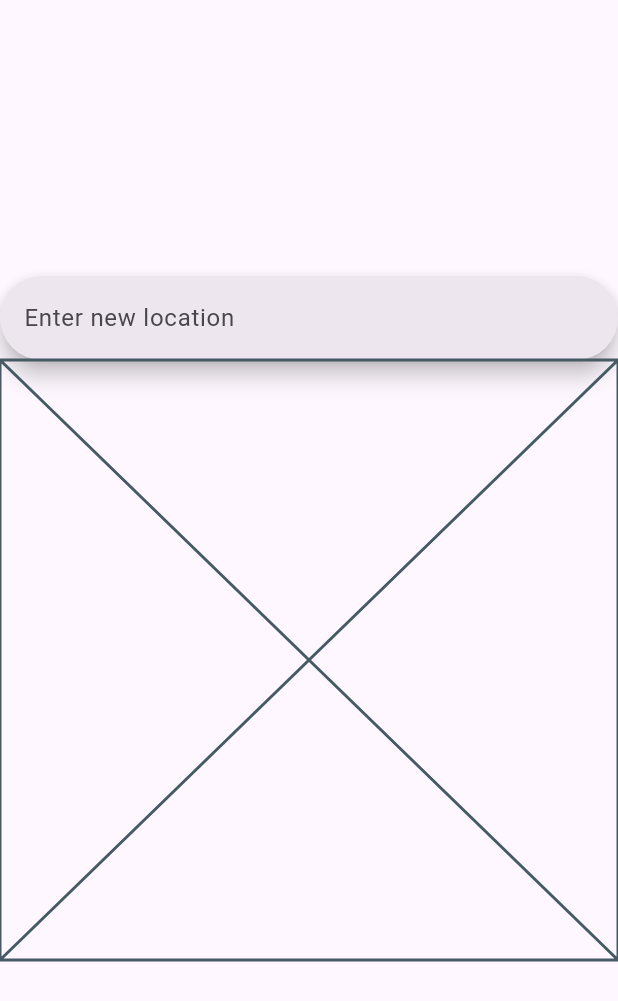
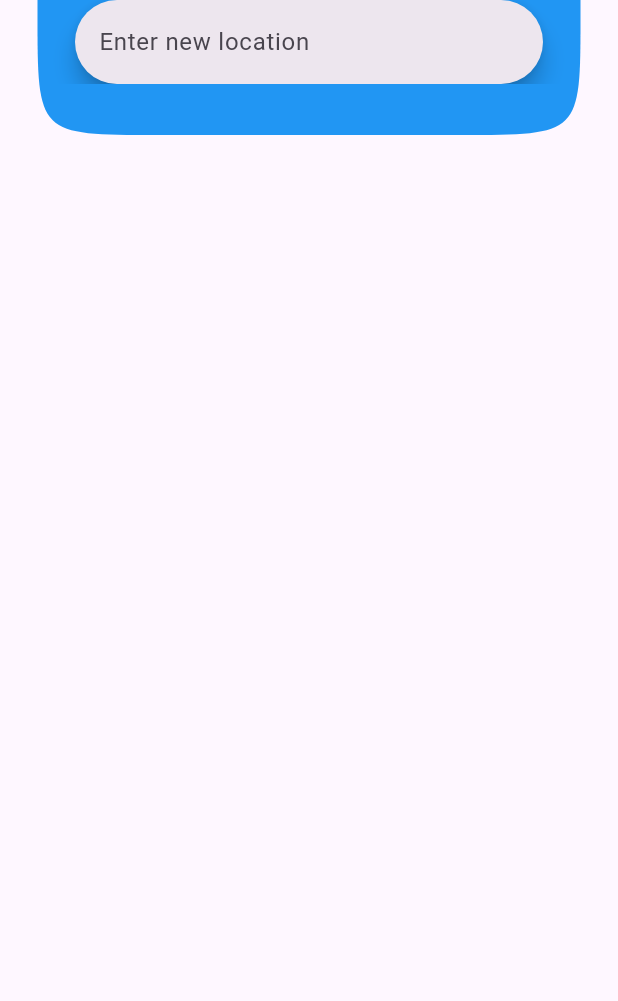
Before and after one commit to DJFlor/flutter_weather_app, a Flutter app: the screen it shows after launch, on a phone screen of 412 x 824 dp. Shown: the top 1001 px of the screen. Run offline on Flutter 3.47's test engine with Material 3 defaults, Android fonts, the phone set to English and light mode, and no system bars; our stand-ins replace get_it.

Commit message:
refactored to use custom list view and slivers.  app bar has search bar. WIP

```diff
--- a/lib/screens/weather_page.dart
+++ b/lib/screens/weather_page.dart
@@ -1,4 +1,6 @@
 import 'package:flutter/material.dart';
+import 'package:flutter_weather_app/widgets/location_list/i_location_list_delegate.dart';
+// import 'package:flutter_weather_app/widgets/location_list/location_list.dart';
 import 'package:get_it/get_it.dart';
 // import 'package:flutter_weather_app/data/services/current_condition_service.dart';
 import 'package:flutter_weather_app/data/services/location_search_service.dart';
@@ -12,10 +14,34 @@ class WeatherPage extends StatefulWidget {
   State<WeatherPage> createState() => _WeatherPageState();
 }
 
-class _WeatherPageState extends State<WeatherPage> {
+class _WeatherPageState extends State<WeatherPage>
+    implements ILocationListDelegate {
+  // STATE:
   Location? selectedLocation;
   List<Location>? candidateLocations;
   bool searching = false;
+
+  // ILocationListDelegate:
+  @override
+  void locationSelected(Location location) {
+    // A location has been seleced from the search list!
+    setState(() {
+      selectedLocation = location; // stow location
+      searchController.text = ""; // clear search text
+      searching = false; // hide close button
+      candidateLocations = null; // clear search list
+    });
+  }
+
+  @override
+  int locationCount() {
+    return candidateLocations?.length ?? 0;
+  }
+
+  @override
+  Location? locationForIndex(int idx) {
+    return candidateLocations?[idx];
+  }
 
   // Search bar controller for managing searches:
   final searchController = SearchController();
@@ -46,7 +72,10 @@ class _WeatherPageState extends State<WeatherPage> {
         // Set searching flag
         searching = newSearching;
         // Reset candidates if not searching:
-        if (!searching) candidateLocations = null;
+        if (!searching) {
+          candidateLocations = null;
+          searchController.text = "";
+        }
       });
     }
   }
@@ -61,40 +90,34 @@ class _WeatherPageState extends State<WeatherPage> {
       //     suggestionsBuilder: suggestionsBuilder),
       // ),
       body: Center(
-        child: Column(
-          // Column is also a layout widget. It takes a list of children and
-          // arranges them vertically. By default, it sizes itself to fit its
-          // children horizontally, and tries to be as tall as its parent.
-          //
-          // Column has various properties to control how it sizes itself and
-          // how it positions its children. Here we use mainAxisAlignment to
-          // center the children vertically; the main axis here is the vertical
-          // axis because Columns are vertical (the cross axis would be
-          // horizontal).
-          //
-          // TRY THIS: Invoke "debug painting" (choose the "Toggle Debug Paint"
-          // action in the IDE, or press "p" in the console), to see the
-          // wireframe for each widget.
-          mainAxisAlignment: MainAxisAlignment.center,
-          children: <Widget>[
-            /**
-             * I'm choosing to use a SearchBar only here, and not a SearchAnchor
-             * owing to the fact that the suggestion builder of the anchor is only
-             * refreshed at the exact instant the text changes.  Our suggestions are
-             * coming from an asyc source, the WeatherAPI search/autocomplete endpoint,
-             * and will arrive after the suggestion builder is refreshed.
-             *
-             * So instead, we use only a search bar, and a manually implemented
-             * suggestion pane, so that it might refresh when the suggestions change.
-             */
-            SearchBar(
+          child: CustomScrollView(
+              // The custom scroll view is the performant solution
+              // for nesting scrollables.  Our entire page will be scrollable,
+              // and will contain other dynammic, scrollable sections,
+              // defined statically in the slivers list:
+              slivers: [
+            // First sliver is the app bar, which contains the search field:
+            SliverPadding(
+              padding: EdgeInsets.only(left: 25, right: 25),
+              sliver: SliverAppBar(
+                shape: ContinuousRectangleBorder(
+                    borderRadius: BorderRadius.only(
+                        bottomLeft: Radius.circular(80),
+                        bottomRight: Radius.circular(80))),
+                expandedHeight: 90,
+                collapsedHeight: 90,
+                backgroundColor: Colors.blue,
+                titleSpacing: 25,
+                title: SearchBar(
                   hintText: "Enter new location",
                   controller: searchController,
                   onChanged: (value) {
                     // toggle searching value appropriately:
                     setSearching(searchController.text != "");
-                // refresh search candidates
+                    // refresh search candidates if we have at least 3 characters:
+                    if (searchController.text.length > 2) {
                       _fetchCandidateLocationsFor(value);
+                    }
                   },
                   trailing: searching
                       ? [
@@ -107,27 +130,71 @@ class _WeatherPageState extends State<WeatherPage> {
                         ]
                       : null,
                 ),
-            // SearchAnchor.bar(onChanged: (value) async {
-            //   print("GOT VALUE $value");
-            //   _fetchCandidateLocationsFor(value);
-            // }, suggestionsBuilder: (context, searchController) {
-            //   print("IN SUGGESTINOS!!!!!!!!");
-            //   final length =
-            //       candidateLocations != null ? candidateLocations!.length : 0;
-            //   return List.generate(length, (idx) {
-            //     final candidateLocation = candidateLocations![idx];
-            //     final name = candidateLocation.name;
-            //     final region = candidateLocation.region;
-            //     final country = candidateLocation.country;
-            //     return Padding(
-            //       padding: EdgeInsets.all(5),
-            //       child: Text("$name, $region, $country"),
-            //     );
-            //   });
-            // }),
-            Placeholder(),
-          ],
               ),
+            ),
+            /**
+             * Next up is a sliver list to hold location search results:
+             */
+          ])
+          //     child: Column(
+          //       // Column is also a layout widget. It takes a list of children and
+          //       // arranges them vertically. By default, it sizes itself to fit its
+          //       // children horizontally, and tries to be as tall as its parent.
+          //       //
+          //       // Column has various properties to control how it sizes itself and
+          //       // how it positions its children. Here we use mainAxisAlignment to
+          //       // center the children vertically; the main axis here is the vertical
+          //       // axis because Columns are vertical (the cross axis would be
+          //       // horizontal).
+          //       //
+          //       // TRY THIS: Invoke "debug painting" (choose the "Toggle Debug Paint"
+          //       // action in the IDE, or press "p" in the console), to see the
+          //       // wireframe for each widget.
+          //       mainAxisAlignment: MainAxisAlignment.center,
+          //       children: <Widget>[
+          //         /**
+          //          * I'm choosing to use a SearchBar only here, and not a SearchAnchor
+          //          * owing to the fact that the suggestion builder of the anchor is only
+          //          * refreshed at the exact instant the text changes.  Our suggestions are
+          //          * coming from an asyc source, the WeatherAPI search/autocomplete endpoint,
+          //          * and will arrive after the suggestion builder is refreshed.
+          //          *
+          //          * So instead, we use only a search bar, and a manually implemented
+          //          * suggestion pane, so that it might refresh when the suggestions change.
+          //          */
+          //         SearchBar(
+          //           hintText: "Enter new location",
+          //           controller: searchController,
+          //           onChanged: (value) {
+          //             // toggle searching value appropriately:
+          //             setSearching(searchController.text != "");
+          //             // refresh search candidates if we have at least 3 characters:
+          //             if (searchController.text.length > 2) {
+          //               _fetchCandidateLocationsFor(value);
+          //             }
+          //           },
+          //           trailing: searching
+          //               ? [
+          //                   IconButton(
+          //                       onPressed: () {
+          //                         // clear search
+          //                         setSearching(false);
+          //                       },
+          //                       icon: const Icon(Icons.close))
+          //                 ]
+          //               : null,
+          //         ),
+          //         searching // If we are searching....c
+          //             ? LocationList(delegate: this)
+          //             // ? SizedBox(
+          //             //   height: 200,
+          //             // )
+          //             : SizedBox(
+          //                 height: 10,
+          //               ),
+          //         Placeholder(),
+          //       ],
+          //     ),
           ),
       // floatingActionButton: FloatingActionButton(
       //   onPressed: _incrementCounter,
--- /dev/null
+++ b/lib/widgets/location_list/i_location_list_delegate.dart
@@ -0,0 +1,10 @@
+import 'package:flutter_weather_app/data/models/location.dart';
+
+//
+// An abstract interface for widgets hosting a LocationList.
+//
+abstract class ILocationListDelegate {
+  void locationSelected(Location location); // notify delegate of selection
+  int locationCount(); // retrieve number of Locations to list
+  Location? locationForIndex(int idx); // retrieve location model for index
+}
```
Also changed, not shown: lib/widgets/location_list/location_list.dart (added, +36 -0 lines). Lines whose indentation alone changed are shown as unchanged.
